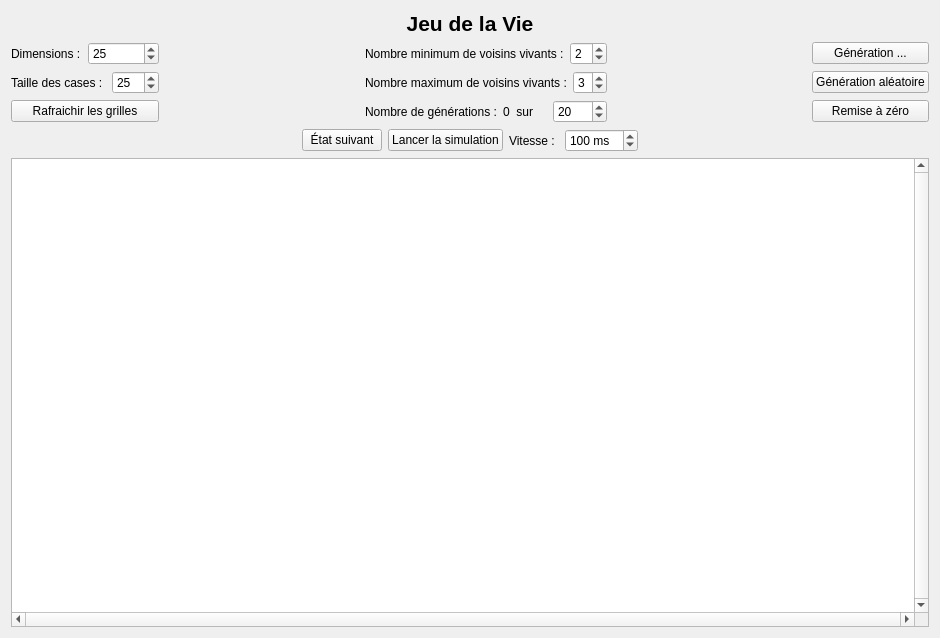
This is src/ui/golview.ui in danousna/autocell as Qt 5 draws it before an edit. The edited form follows.
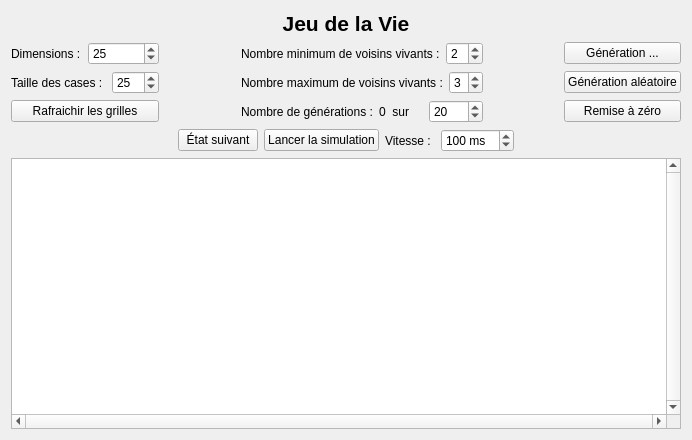
This is the edited form.

Patch:
```diff
--- a/src/ui/golview.ui
+++ b/src/ui/golview.ui
@@ -6,8 +6,8 @@
    <rect>
     <x>0</x>
     <y>0</y>
-    <width>940</width>
-    <height>638</height>
+    <width>692</width>
+    <height>440</height>
    </rect>
   </property>
   <property name="windowTitle">
```
